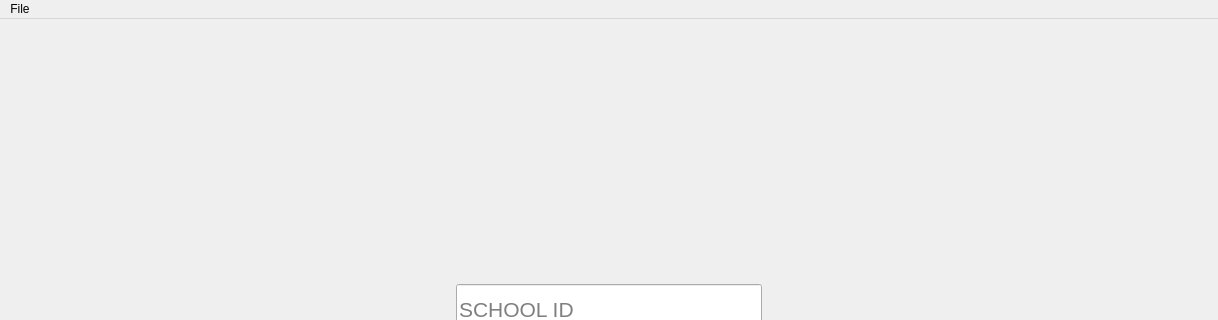
Above: src/windows/ui/ProjectMainWindow.ui from 1icolo/AUPay before the change; both pictures show x 0 to 1218 and y 0 to 320 of the 1218 by 810 pixel window. Below: the same form after it.
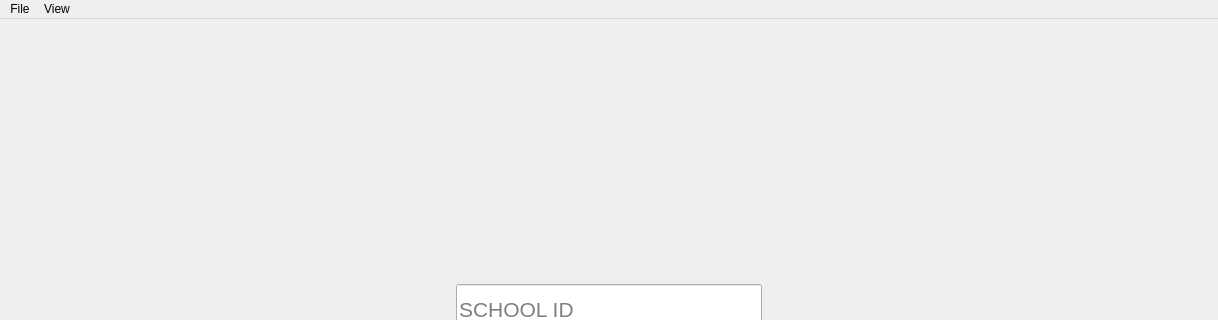
That is the form after the change. Icons and pictures are not drawn.

Commit message: added fullscreen and quit action events in menu

Patch:
```diff
--- a/src/windows/ui/ProjectMainWindow.ui
+++ b/src/windows/ui/ProjectMainWindow.ui
@@ -2121,8 +2121,16 @@
      <string>File</string>
     </property>
     <addaction name="actionLogout"/>
+    <addaction name="actionExit"/>
+   </widget>
+   <widget class="QMenu" name="menuView">
+    <property name="title">
+     <string>View</string>
+    </property>
+    <addaction name="actionFullscreen"/>
    </widget>
    <addaction name="menuFile"/>
+   <addaction name="menuView"/>
   </widget>
   <action name="actionLogout">
    <property name="text">
```
Left out of the diff: 16 changed lines with no effect on the pictures. The commit also changes 2 other files.
